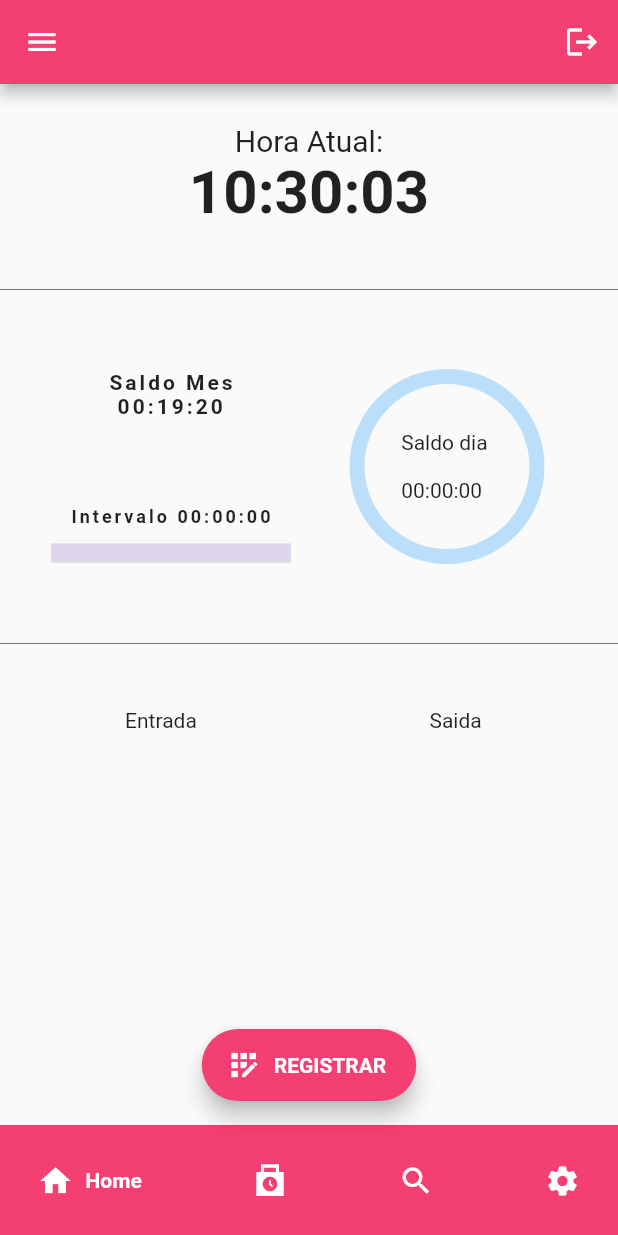
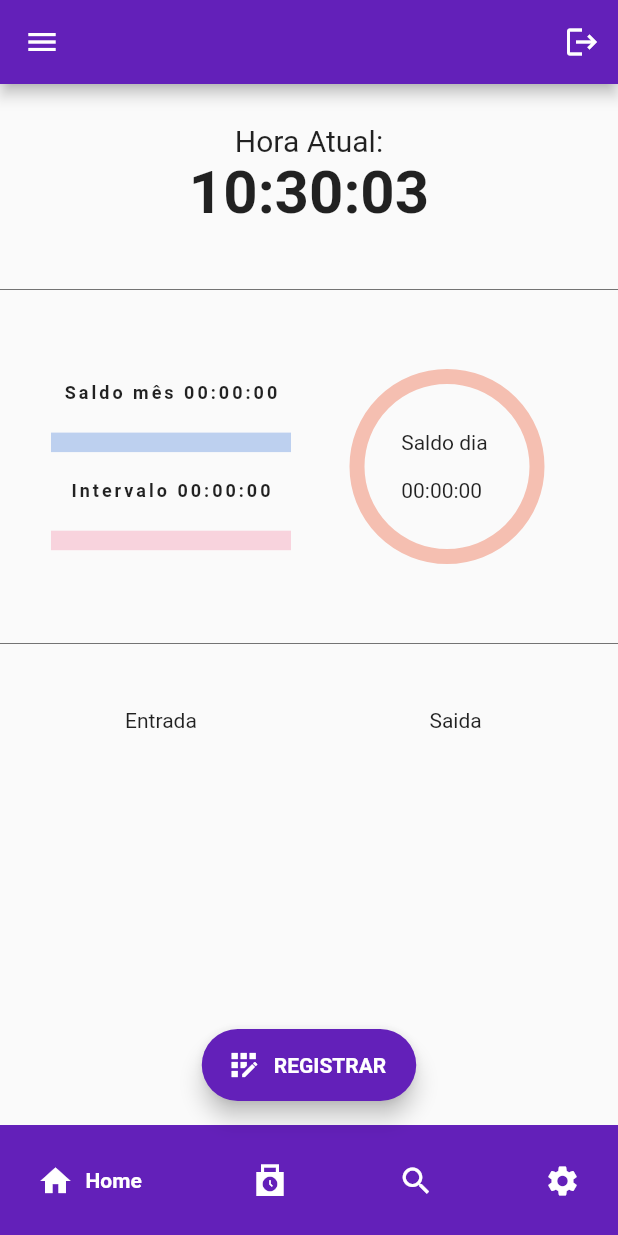
Before and after one commit to AndersonBenjamin/relogio_ponto, a Flutter app: the screen it shows once a user with an empty profile is signed in, on a phone screen of 412 x 824 dp. Run offline on Flutter 3.47's test engine with Material 2 defaults, Android fonts, the phone set to English and light mode, and no system bars; drawn by our look-alikes of google_nav_bar, percent_indicator; our stand-ins replace cloud_firestore, firebase_auth, firebase_core, google_sign_in; accounts and stored records are empty.

Commit message:
Ajuste de cores

```diff
--- a/lib/const/constants.dart
+++ b/lib/const/constants.dart
@@ -11,7 +11,7 @@ void signUserOut() {
 }
 
 var myAppBar = AppBar(
-  backgroundColor: Color.fromARGB(255, 244, 63, 114),
+  backgroundColor: Color.fromARGB(255, 99, 32, 185),
   actions: const [
     IconButton(
       onPressed: signUserOut,
@@ -21,7 +21,7 @@ var myAppBar = AppBar(
 );
 
 var buttonNav = const GNav(
-  backgroundColor: Color.fromARGB(255, 244, 63, 114),
+  backgroundColor: Color.fromARGB(255, 99, 32, 185),
   color: Colors.white,
   activeColor: Colors.white,
   gap: 8,
@@ -65,14 +65,20 @@ Row mainChart(Balance balance) {
               child: Column(
                 mainAxisAlignment: MainAxisAlignment.spaceEvenly,
                 children: [
-                  (const Text(
-                    '  Saldo Mes  \n   00:19:20 \n\n\n',
-                    style: TextStyle(
+                  (Text(
+                    'Saldo mês ${balance.interval}',
+                    style: const TextStyle(
                       letterSpacing: 2,
                       fontWeight: FontWeight.bold,
-                      fontSize: 14,
+                      fontSize: 12,
                     ),
                   )),
+                  LinearPercentIndicator(
+                    lineHeight: 13,
+                    percent: balance.percentInterval,
+                    progressColor: Color.fromARGB(255, 79, 111, 161),
+                    backgroundColor: Color.fromARGB(255, 189, 208, 239),
+                  ),
                   (Text(
                     'Intervalo ${balance.interval}',
                     style: const TextStyle(
@@ -82,7 +88,11 @@ Row mainChart(Balance balance) {
                     ),
                   )),
                   LinearPercentIndicator(
-                      lineHeight: 13, percent: balance.percentInterval, progressColor: Color.fromRGBO(120, 70, 180, 1), backgroundColor: Color.fromRGBO(120, 70, 180, 0.2)),
+                    lineHeight: 13,
+                    percent: balance.percentInterval,
+                    progressColor: Color.fromARGB(255, 244, 63, 114),
+                    backgroundColor: Color.fromARGB(255, 248, 211, 221),
+                  ),
                 ],
               ),
               //color: Colors.black12,    //must be removed
@@ -106,8 +116,8 @@ Row mainChart(Balance balance) {
                     radius: 130,
                     lineWidth: 10,
                     percent: balance.percentBalance,
-                    progressColor: Colors.blue,
-                    backgroundColor: Colors.blue.shade100,
+                    progressColor: Color.fromARGB(255, 249, 84, 43),
+                    backgroundColor: Color.fromARGB(255, 245, 191, 177),
                     circularStrokeCap: CircularStrokeCap.round,
                     center: Text('Saldo dia \n\n${balance.dayBalance}'),
                   )
--- a/lib/pages/home_page.dart
+++ b/lib/pages/home_page.dart
@@ -70,7 +70,7 @@ class _HomePageState extends State<HomePage> {
           db.chekIn(1, user.uid.toString(), user.email.toString(), 'Entrada');
           db.getCheck(user.uid.toString(), context);
         },
-        backgroundColor: Color.fromARGB(255, 244, 63, 114),
+        backgroundColor: Color.fromARGB(255, 99, 32, 185),
         icon: Icon(Icons.app_registration),
         label: const Text(
           'REGISTRAR',
```
